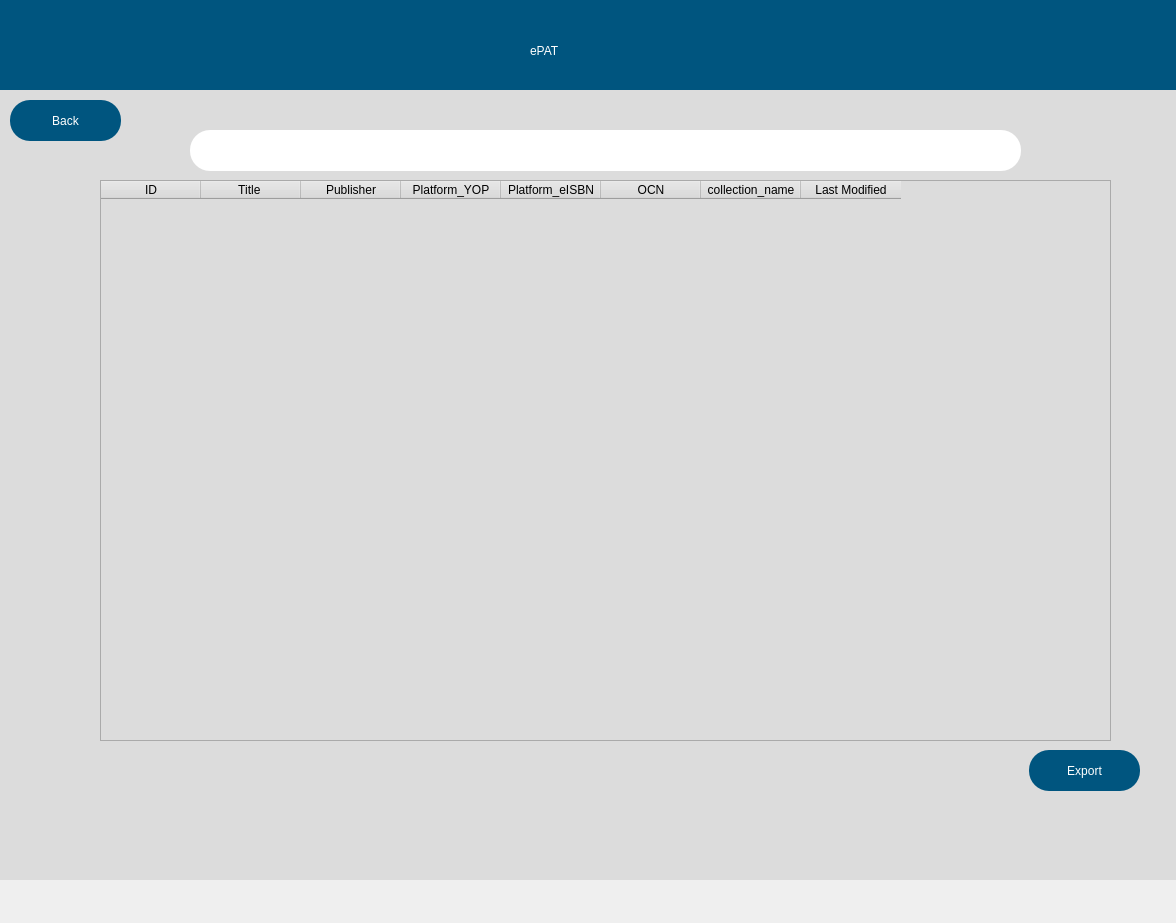
Above: src/user_interface/french_searchDisplay.ui from eppenney/eBook-Perpetual-Access-Rights-Tracker before the change. Below: the same form after it.
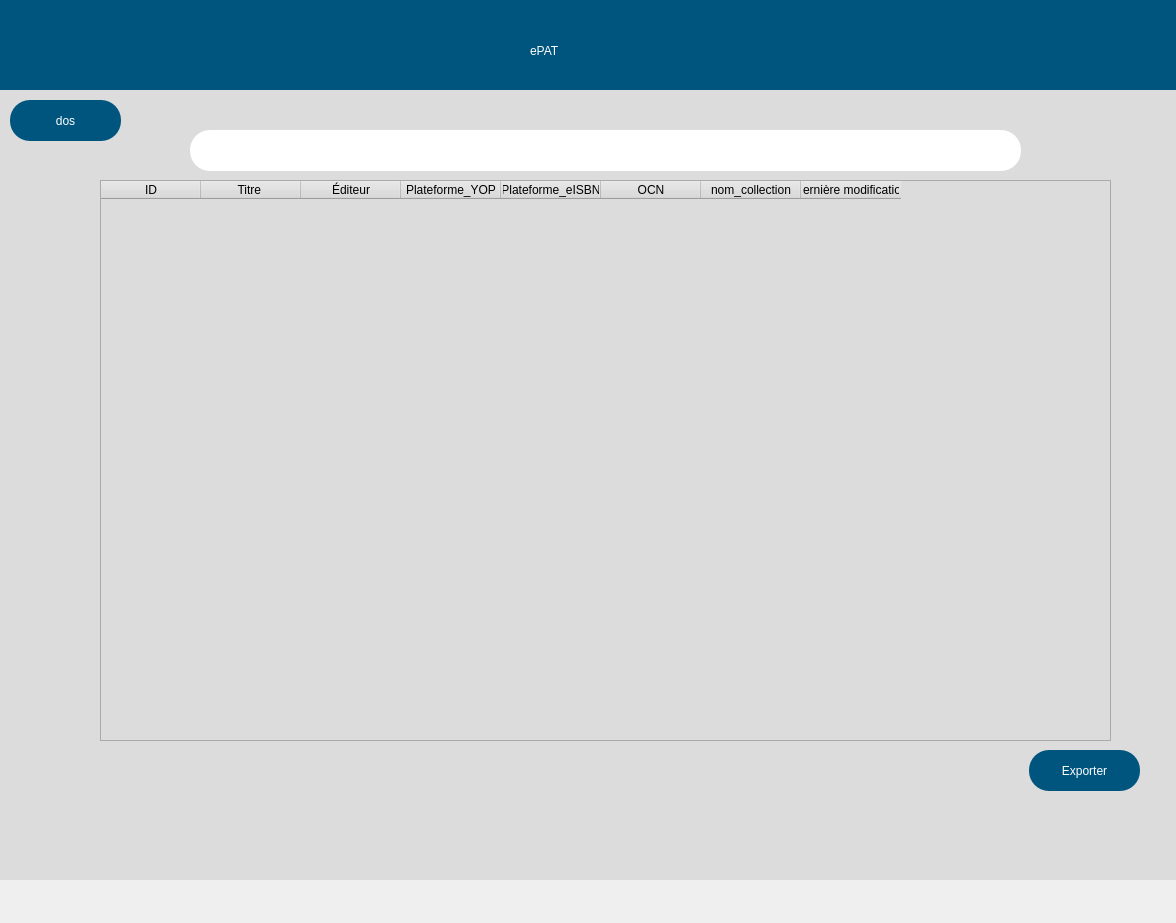
That is the form after the change.

Commit message: Added french display screen

Patch:
```diff
--- a/src/user_interface/french_searchDisplay.ui
+++ b/src/user_interface/french_searchDisplay.ui
@@ -41,7 +41,7 @@
 border-radius:20px;</string>
     </property>
     <property name="text">
-     <string>Back</string>
+     <string>dos</string>
     </property>
    </widget>
    <widget class="QWidget" name="widget_2" native="true">
@@ -92,22 +92,22 @@
     </column>
     <column>
      <property name="text">
-      <string>Title </string>
+      <string>Titre </string>
      </property>
     </column>
     <column>
      <property name="text">
-      <string>Publisher</string>
+      <string>Éditeur</string>
      </property>
     </column>
     <column>
      <property name="text">
-      <string>Platform_YOP</string>
+      <string>Plateforme_YOP</string>
      </property>
     </column>
     <column>
      <property name="text">
-      <string>Platform_eISBN</string>
+      <string>Plateforme_eISBN</string>
      </property>
     </column>
     <column>
@@ -117,12 +117,12 @@
     </column>
     <column>
      <property name="text">
-      <string>collection_name</string>
+      <string>nom_collection</string>
      </property>
     </column>
     <column>
      <property name="text">
-      <string>Last Modified</string>
+      <string>Dernière modification</string>
      </property>
     </column>
    </widget>
@@ -142,7 +142,7 @@
                border-radius:20px;</string>
     </property>
     <property name="text">
-     <string>Export</string>
+     <string>Exporter</string>
     </property>
    </widget>
    <widget class="QLabel" name="cellName">
```
The commit also changes 1 other file.
